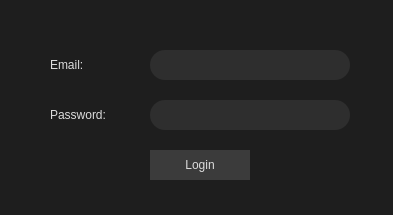
This is newloginwindow.ui in varietytas/AI_app_Qt as Qt 5 draws it before an edit. The edited form follows.
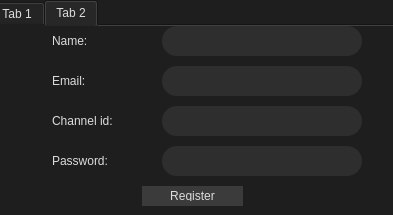
This is the edited form.

Commit message: full workable reg/login with db

Patch:
```diff
--- a/newloginwindow.ui
+++ b/newloginwindow.ui
@@ -40,70 +40,204 @@
     }
    </string>
   </property>
-  <widget class="QLabel" name="labelEmail">
+  <widget class="QTabWidget" name="tabWidget">
    <property name="geometry">
     <rect>
-     <x>50</x>
-     <y>50</y>
-     <width>100</width>
-     <height>30</height>
+     <x>-10</x>
+     <y>0</y>
+     <width>421</width>
+     <height>221</height>
     </rect>
    </property>
-   <property name="text">
-    <string>Email:</string>
+   <property name="currentIndex">
+    <number>1</number>
    </property>
-  </widget>
-  <widget class="QLineEdit" name="lineEditEmail">
-   <property name="geometry">
-    <rect>
-     <x>150</x>
-     <y>50</y>
-     <width>200</width>
-     <height>30</height>
-    </rect>
-   </property>
-  </widget>
-  <widget class="QLabel" name="labelPassword">
-   <property name="geometry">
-    <rect>
-     <x>50</x>
-     <y>100</y>
-     <width>100</width>
-     <height>30</height>
-    </rect>
-   </property>
-   <property name="text">
-    <string>Password:</string>
-   </property>
-  </widget>
-  <widget class="QLineEdit" name="lineEditPassword">
-   <property name="geometry">
-    <rect>
-     <x>150</x>
-     <y>100</y>
-     <width>200</width>
-     <height>30</height>
-    </rect>
-   </property>
-   <property name="text">
-    <string/>
-   </property>
-   <property name="echoMode">
-    <enum>QLineEdit::Password</enum>
-   </property>
-  </widget>
-  <widget class="QPushButton" name="pushButtonLogin">
-   <property name="geometry">
-    <rect>
-     <x>150</x>
-     <y>150</y>
-     <width>100</width>
-     <height>30</height>
-    </rect>
-   </property>
-   <property name="text">
-    <string>Login</string>
-   </property>
+   <widget class="QWidget" name="tab">
+    <attribute name="title">
+     <string>Tab 1</string>
+    </attribute>
+    <widget class="QPushButton" name="pushButtonLogin">
+     <property name="geometry">
+      <rect>
+       <x>150</x>
+       <y>130</y>
+       <width>100</width>
+       <height>30</height>
+      </rect>
+     </property>
+     <property name="text">
+      <string>Login</string>
+     </property>
+    </widget>
+    <widget class="QLabel" name="labelPassword">
+     <property name="geometry">
+      <rect>
+       <x>70</x>
+       <y>70</y>
+       <width>100</width>
+       <height>30</height>
+      </rect>
+     </property>
+     <property name="text">
+      <string>Password:</string>
+     </property>
+    </widget>
+    <widget class="QLabel" name="labelEmail">
+     <property name="geometry">
+      <rect>
+       <x>70</x>
+       <y>20</y>
+       <width>100</width>
+       <height>30</height>
+      </rect>
+     </property>
+     <property name="text">
+      <string>Email:</string>
+     </property>
+    </widget>
+    <widget class="QLineEdit" name="lineEditPassword">
+     <property name="geometry">
+      <rect>
+       <x>190</x>
+       <y>70</y>
+       <width>200</width>
+       <height>30</height>
+      </rect>
+     </property>
+     <property name="text">
+      <string/>
+     </property>
+     <property name="echoMode">
+      <enum>QLineEdit::Password</enum>
+     </property>
+    </widget>
+    <widget class="QLineEdit" name="lineEditEmail">
+     <property name="geometry">
+      <rect>
+       <x>190</x>
+       <y>20</y>
+       <width>200</width>
+       <height>30</height>
+      </rect>
+     </property>
+    </widget>
+   </widget>
+   <widget class="QWidget" name="tab_2">
+    <attribute name="title">
+     <string>Tab 2</string>
+    </attribute>
+    <widget class="QLabel" name="labelName">
+     <property name="geometry">
+      <rect>
+       <x>60</x>
+       <y>0</y>
+       <width>100</width>
+       <height>30</height>
+      </rect>
+     </property>
+     <property name="text">
+      <string>Name:</string>
+     </property>
+    </widget>
+    <widget class="QLineEdit" name="lineEditname">
+     <property name="geometry">
+      <rect>
+       <x>170</x>
+       <y>0</y>
+       <width>200</width>
+       <height>30</height>
+      </rect>
+     </property>
+    </widget>
+    <widget class="QLabel" name="labelEmailreg">
+     <property name="geometry">
+      <rect>
+       <x>60</x>
+       <y>40</y>
+       <width>100</width>
+       <height>30</height>
+      </rect>
+     </property>
+     <property name="text">
+      <string>Email:</string>
+     </property>
+    </widget>
+    <widget class="QLineEdit" name="lineEditPassword_1">
+     <property name="geometry">
+      <rect>
+       <x>170</x>
+       <y>120</y>
+       <width>200</width>
+       <height>30</height>
+      </rect>
+     </property>
+     <property name="text">
+      <string/>
+     </property>
+     <property name="echoMode">
+      <enum>QLineEdit::Password</enum>
+     </property>
+    </widget>
+    <widget class="QPushButton" name="pushButtonRegister">
+     <property name="geometry">
+      <rect>
+       <x>150</x>
+       <y>160</y>
+       <width>101</width>
+       <height>20</height>
+      </rect>
+     </property>
+     <property name="text">
+      <string>Register</string>
+     </property>
+    </widget>
+    <widget class="QLabel" name="labelchannel">
+     <property name="geometry">
+      <rect>
+       <x>60</x>
+       <y>80</y>
+       <width>100</width>
+       <height>30</height>
+      </rect>
+     </property>
+     <property name="text">
+      <string>Channel id:</string>
+     </property>
+    </widget>
+    <widget class="QLabel" name="labelpass">
+     <property name="geometry">
+      <rect>
+       <x>60</x>
+       <y>120</y>
+       <width>100</width>
+       <height>30</height>
+      </rect>
+     </property>
+     <property name="text">
+      <string>Password:</string>
+     </property>
+    </widget>
+    <widget class="QLineEdit" name="lineEditemailreg">
+     <property name="geometry">
+      <rect>
+       <x>170</x>
+       <y>40</y>
+       <width>200</width>
+       <height>30</height>
+      </rect>
+     </property>
+    </widget>
+    <widget class="QLineEdit" name="lineEditchannel">
+     <property name="geometry">
+      <rect>
+       <x>170</x>
+       <y>80</y>
+       <width>200</width>
+       <height>30</height>
+      </rect>
+     </property>
+    </widget>
+   </widget>
   </widget>
  </widget>
  <connections>
```
Left out of the diff: 20 changed lines with no effect on the pictures. The commit also changes 2 other files.
